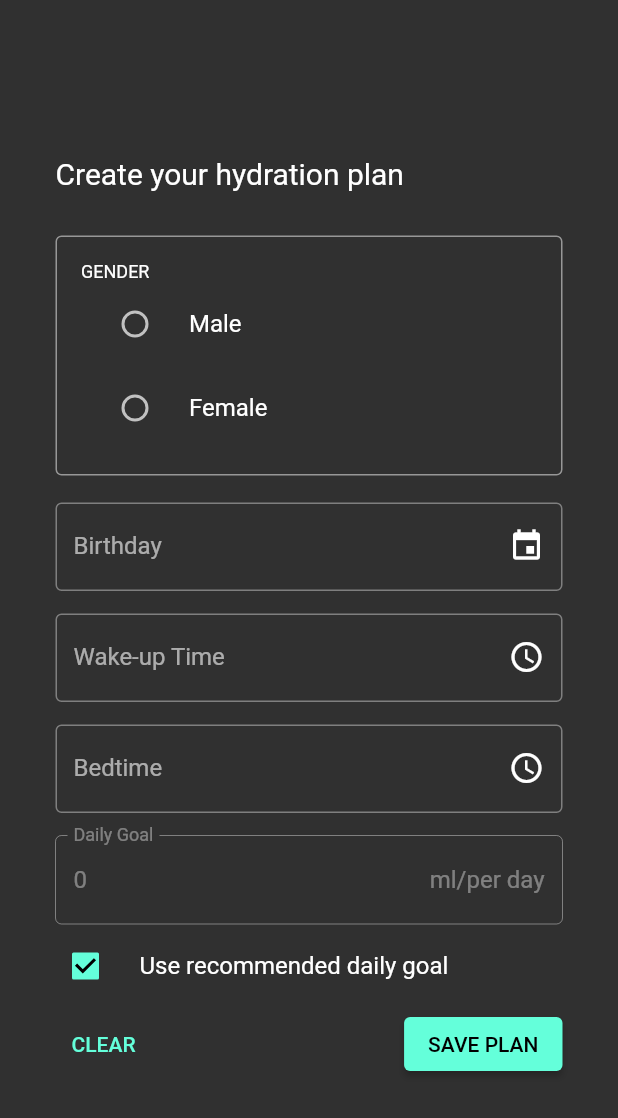
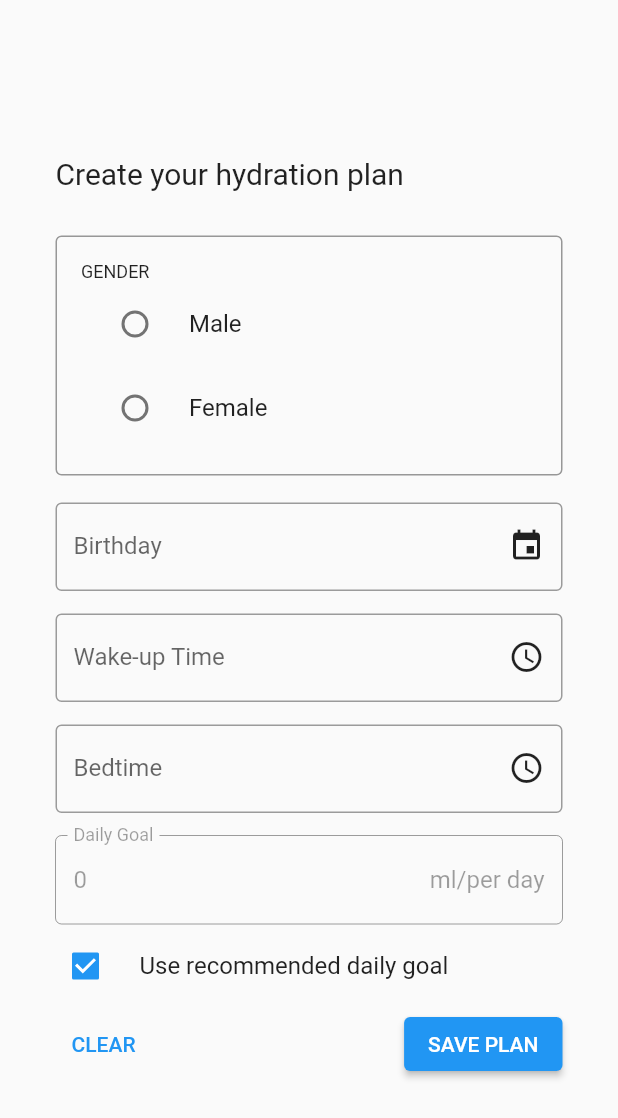
Before and after one commit to japhetobsioma/goldfish, a Flutter app: the screen it shows after launch, after a tap on "GET STARTED", on a phone screen of 412 x 824 dp. Shown: the top 1118 px of the screen. Run offline on Flutter 3.47's test engine with Material 2 defaults, Android fonts, the phone set to English and light mode, and no system bars; our stand-ins replace confetti, flutter_hooks, flutter_local_notifications, flutter_native_timezone, flutter_svg, hooks_riverpod and 4 more; missing offline and left inert: android_power_manager, battery_optimization, flutter_unity_widget, giffy_dialog, hardware_buttons; accounts and stored records are empty.

Commit message:
Add home screen Light and Dark Theme

```diff
--- a/lib/main.dart
+++ b/lib/main.dart
@@ -39,7 +39,7 @@ class MyApp extends StatelessWidget {
       title: 'Project goldfish',
       theme: ThemeData.light(),
       darkTheme: ThemeData.dark(),
-      themeMode: ThemeMode.dark,
+      themeMode: ThemeMode.system,
       initialRoute: isUserSignedUp ? homeRoute : onboardingRoute,
       routes: {
         onboardingRoute: (context) => const OnboardingScreen(),
--- a/lib/screens/create_plan.dart
+++ b/lib/screens/create_plan.dart
@@ -536,7 +536,9 @@ class BottomButtons extends HookWidget {
         children: [
           TextButton(
             style: TextButton.styleFrom(
-              primary: Theme.of(context).accentColor,
+              primary: darkModeOn
+                  ? Theme.of(context).accentColor
+                  : Theme.of(context).primaryColor,
             ),
             onPressed: () {
               context.read(createPlanFormProvider.notifier).clearAllFields();
```
Also changed, not shown: lib/screens/water_intake.dart (+16 -13 lines).
